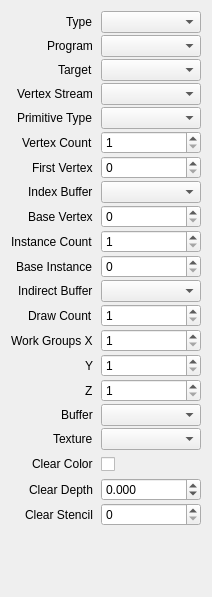
Old version of the form src/session/CallProperties.ui in the repository houmain/gpupad.
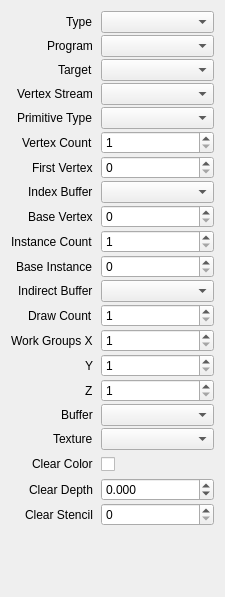
New version of the form. Custom widgets are drawn as their Qt base class.

Patch:
```diff
--- a/src/session/CallProperties.ui
+++ b/src/session/CallProperties.ui
@@ -6,7 +6,7 @@
    <rect>
     <x>0</x>
     <y>0</y>
-    <width>212</width>
+    <width>225</width>
     <height>597</height>
    </rect>
   </property>
@@ -298,10 +298,7 @@
      <item row="21" column="1">
       <widget class="QSpinBox" name="clearStencil">
        <property name="maximum">
-        <number>65535</number>
-       </property>
-       <property name="value">
-        <number>0</number>
+        <number>255</number>
        </property>
       </widget>
      </item>
```
